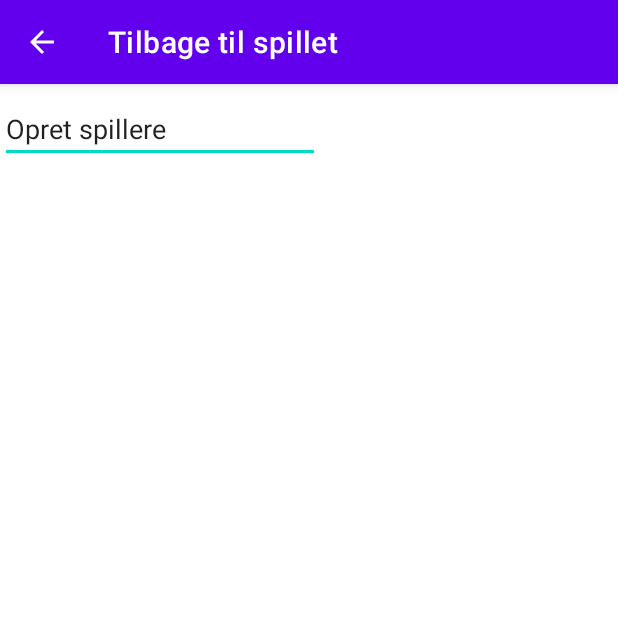
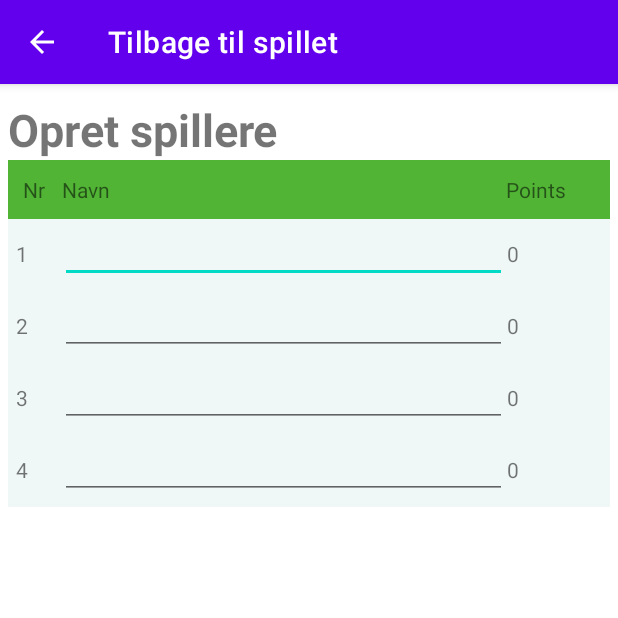
Before and after one commit to willekla/yatzy, an Android app: the Players screen opened directly, with no data from a screen before it, on a phone screen of 412 x 824 dp, the top half of it. Run offline under Robolectric (Android 15) with nearby library versions, the phone set to English and light mode, and no system bars.

```diff
--- a/app/src/main/res/layout/activity_players.xml
+++ b/app/src/main/res/layout/activity_players.xml
@@ -6,13 +6,58 @@
     android:layout_height="match_parent"
     tools:context=".Players">
 
+    <TableLayout
+        android:layout_width="match_parent"
+        android:layout_height="match_parent"
+        android:layout_marginTop="10dp"
+        android:paddingLeft="5dp"
+        android:paddingRight="5dp">
+
+        <TextView
+            android:id="@+id/txt"
+            android:layout_width="wrap_content"
+            android:layout_height="wrap_content"
+            android:text="@string/opret_spillere"
+            android:textSize = "30dp"
+            android:textStyle="bold">
+
+        </TextView>
+
+
+        <TableRow android:background="#51B435" android:padding="10dp">
+
+            <TextView
+                android:layout_width="28dp"
+                android:layout_height="wrap_content"
+                android:layout_weight="1"
+                android:text="Nr" />
+
+            <TextView
+                android:layout_width="279dp"
+                android:layout_height="wrap_content"
+                android:layout_weight="1"
+                android:text="Navn" />
+
+            <TextView
+                android:layout_width="wrap_content"
+                android:layout_height="wrap_content"
+                android:layout_weight="1"
+                android:text="Points" />
+        </TableRow>
+        <TableRow android:background="#F0F7F7" android:padding="5dp">
+            <TextView
+                android:layout_width="wrap_content"
+                android:layout_height="wrap_content"
+                android:layout_weight="1"
+                android:text="1" />
+
             <EditText
-        android:id="@+id/editTextTextPersonName"
-        android:layout_width="wrap_content"
+                android:id="@+id/PersonName1"
+                android:layout_width="298dp"
                 android:layout_height="wrap_content"
                 android:ems="10"
                 android:inputType="textPersonName"
-        android:text="@string/opret_spillere"
+                android:textSize="12sp"
                 app:layout_constraintBottom_toBottomOf="parent"
                 app:layout_constraintEnd_toEndOf="parent"
                 app:layout_constraintHorizontal_bias="0.0"
@@ -20,38 +65,91 @@
                 app:layout_constraintTop_toTopOf="parent"
                 app:layout_constraintVertical_bias="0.01" />
 
-    <TableLayout
-        android:layout_width="341dp"
-        android:layout_height="540dp"
+            <TextView
+                android:layout_width="61dp"
+                android:layout_height="wrap_content"
+                android:layout_weight="1"
+                android:text="0" />
+        </TableRow>
+        <TableRow android:background="#F0F7F7" android:padding="5dp">
+            <TextView
+                android:layout_width="wrap_content"
+                android:layout_height="wrap_content"
+                android:layout_weight="1"
+                android:text="2" />
+            <EditText
+                android:id="@+id/PersonName2"
+                android:layout_width="298dp"
+                android:layout_height="wrap_content"
+                android:ems="10"
+                android:inputType="textPersonName"
+                android:textSize="12sp"
                 app:layout_constraintBottom_toBottomOf="parent"
                 app:layout_constraintEnd_toEndOf="parent"
+                app:layout_constraintHorizontal_bias="0.0"
                 app:layout_constraintStart_toStartOf="parent"
-        app:layout_constraintTop_toTopOf="parent">
+                app:layout_constraintTop_toTopOf="parent"
+                app:layout_constraintVertical_bias="0.01" />
 
-        <TableRow
-            android:layout_width="match_parent"
-            android:layout_height="match_parent" />
+            <TextView
+                android:layout_width="wrap_content"
+                android:layout_height="wrap_content"
+                android:layout_weight="1"
+                android:text="0" />
+        </TableRow>
+        <TableRow android:background="#F0F7F7" android:padding="5dp">
+            <TextView
+                android:layout_width="wrap_content"
+                android:layout_height="wrap_content"
+                android:layout_weight="1"
+                android:text="3" />
 
-        <TableRow
-            android:layout_width="match_parent"
-            android:layout_height="match_parent" />
+            <EditText
+                android:id="@+id/PersonName3"
+                android:layout_width="298dp"
+                android:layout_height="wrap_content"
+                android:ems="10"
+                android:inputType="textPersonName"
+                android:textSize="12sp"
+                app:layout_constraintBottom_toBottomOf="parent"
+                app:layout_constraintEnd_toEndOf="parent"
+                app:layout_constraintHorizontal_bias="0.0"
+                app:layout_constraintStart_toStartOf="parent"
+                app:layout_constraintTop_toTopOf="parent"
+                app:layout_constraintVertical_bias="0.01" />
 
-        <TableRow
-            android:layout_width="match_parent"
-            android:layout_height="match_parent" />
+            <TextView
+                android:layout_width="61dp"
+                android:layout_height="wrap_content"
+                android:layout_weight="1"
+                android:text="0" />
+        </TableRow>
+        <TableRow android:background="#F0F7F7" android:padding="5dp">
+            <TextView
+                android:layout_width="wrap_content"
+                android:layout_height="wrap_content"
+                android:layout_weight="1"
+                android:text="4" />
 
-        <TableRow
-            android:layout_width="match_parent"
-            android:layout_height="match_parent" />
+            <EditText
+                android:id="@+id/PersonName4"
+                android:layout_width="298dp"
+                android:layout_height="wrap_content"
+                android:ems="10"
+                android:inputType="textPersonName"
+                android:textSize="12sp"
+                app:layout_constraintBottom_toBottomOf="parent"
+                app:layout_constraintEnd_toEndOf="parent"
+                app:layout_constraintHorizontal_bias="0.0"
+                app:layout_constraintStart_toStartOf="parent"
+                app:layout_constraintTop_toTopOf="parent"
+                app:layout_constraintVertical_bias="0.01" />
 
-        <TableRow
-            android:layout_width="match_parent"
-            android:layout_height="601dp">
-
-            <ListView
-                android:layout_width="227dp"
-                android:layout_height="match_parent" />
+            <TextView
+                android:layout_width="61dp"
+                android:layout_height="wrap_content"
+                android:layout_weight="1"
+                android:text="0" />
         </TableRow>
     </TableLayout>
-
 </androidx.constraintlayout.widget.ConstraintLayout>
--- a/app/src/main/res/values/strings.xml
+++ b/app/src/main/res/values/strings.xml
@@ -12,7 +12,8 @@
 
     <string name="hello_first_fragment">Hello first fragment</string>
     <string name="hello_second_fragment">Hello second fragment. Arg: %1$s</string>
-    <string name="opr_spillere">Opr. spillere</string>
+    <string name="opr_spillere">Opret spillere</string>
     <string name="tilbage_til_spillet">Tilbage til spillet</string>
     <string name="opret_spillere">Opret spillere</string>
+    <string name="spiller_navn">Tast navn</string>
 </resources>
```
Also changed, not shown: app/src/main/java/com/example/diceroller/MainActivity.kt (+26 -4 lines), app/src/main/java/com/example/diceroller/Player.kt (+124 -2 lines), app/src/main/java/com/example/diceroller/Players.kt (+51 -3 lines), app/src/main/res/layout/activity_main.xml (+2 -6 lines). Lines whose indentation alone changed are shown as unchanged.
